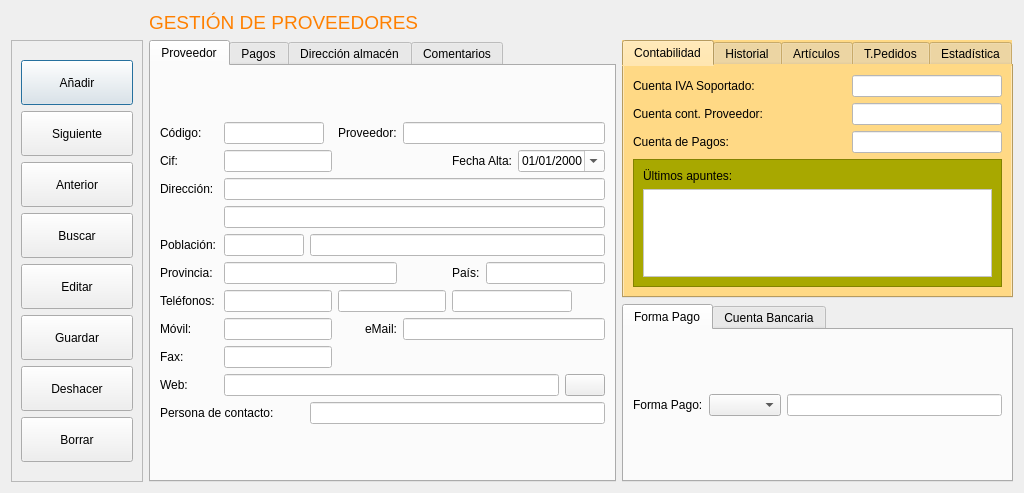
This is frmproveedores.ui in arcnexus/RedFoX as Qt 5 draws it before an edit. The edited form follows.
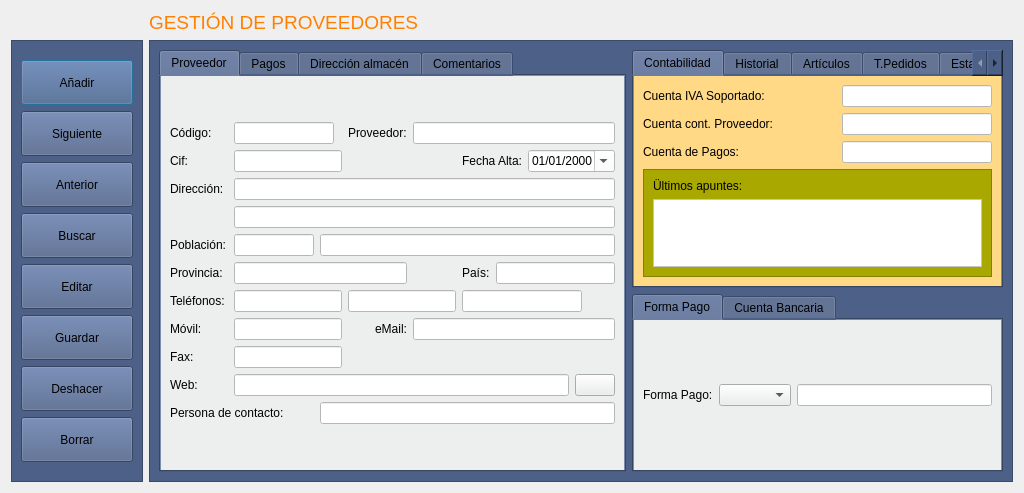
This is the edited form. The open tabs and pages were chosen to show the change. Icons and pictures are not drawn.

```diff
--- a/frmproveedores.ui
+++ b/frmproveedores.ui
@@ -26,7 +26,7 @@
   <property name="styleSheet">
    <string notr="true"/>
   </property>
-  <layout class="QGridLayout" name="gridLayout_20">
+  <layout class="QGridLayout" name="gridLayout_22">
    <item row="0" column="1">
     <widget class="QLabel" name="label_16">
      <property name="text">
@@ -34,7 +34,7 @@
      </property>
     </widget>
    </item>
-   <item row="1" column="0" rowspan="2">
+   <item row="1" column="0">
     <widget class="QFrame" name="frame_2">
      <property name="minimumSize">
       <size>
@@ -42,6 +42,9 @@
        <height>0</height>
       </size>
      </property>
+     <property name="styleSheet">
+      <string notr="true">background-color: #4C6088;</string>
+     </property>
      <property name="frameShape">
       <enum>QFrame::StyledPanel</enum>
      </property>
@@ -240,7 +243,19 @@
      </layout>
     </widget>
    </item>
-   <item row="1" column="1" rowspan="2">
+   <item row="1" column="1">
+    <widget class="QFrame" name="frame_3">
+     <property name="styleSheet">
+      <string notr="true">background-color: #4C6088;</string>
+     </property>
+     <property name="frameShape">
+      <enum>QFrame::StyledPanel</enum>
+     </property>
+     <property name="frameShadow">
+      <enum>QFrame::Raised</enum>
+     </property>
+     <layout class="QGridLayout" name="gridLayout_20">
+      <item row="0" column="0" rowspan="2">
     <widget class="QTabWidget" name="tabWidget_5">
      <property name="maximumSize">
       <size>
@@ -252,6 +267,9 @@
       <number>0</number>
      </property>
      <widget class="QWidget" name="tab">
+         <property name="styleSheet">
+          <string notr="true">background-color: #ecefed;</string>
+         </property>
       <attribute name="title">
        <string>Proveedor</string>
       </attribute>
@@ -922,7 +940,7 @@
      </widget>
     </widget>
    </item>
-   <item row="1" column="2">
+      <item row="0" column="1">
     <widget class="QTabWidget" name="tabWidget_3">
      <property name="minimumSize">
       <size>
@@ -931,12 +949,15 @@
       </size>
      </property>
      <property name="styleSheet">
-      <string notr="true">background-color: rgb(255, 217, 133);</string>
+         <string notr="true"/>
      </property>
      <property name="currentIndex">
       <number>0</number>
      </property>
      <widget class="QWidget" name="tab_13">
+         <property name="styleSheet">
+          <string notr="true">background-color: rgb(255, 217, 133);</string>
+         </property>
       <attribute name="title">
        <string>Contabilidad</string>
       </attribute>
@@ -1206,7 +1227,7 @@
      </widget>
     </widget>
    </item>
-   <item row="2" column="2">
+      <item row="1" column="1">
     <widget class="QTabWidget" name="tabWidget_2">
      <property name="maximumSize">
       <size>
@@ -1218,6 +1239,9 @@
       <number>1</number>
      </property>
      <widget class="QWidget" name="tab_4">
+         <property name="styleSheet">
+          <string notr="true">background-color: #ecefed;</string>
+         </property>
       <attribute name="title">
        <string>Forma Pago</string>
       </attribute>
@@ -1378,6 +1402,9 @@
        </item>
       </layout>
      </widget>
+       </widget>
+      </item>
+     </layout>
     </widget>
    </item>
   </layout>
```
Left out of the diff: 26 changed lines with no effect on the pictures. Lines whose indentation alone changed are shown as unchanged.
